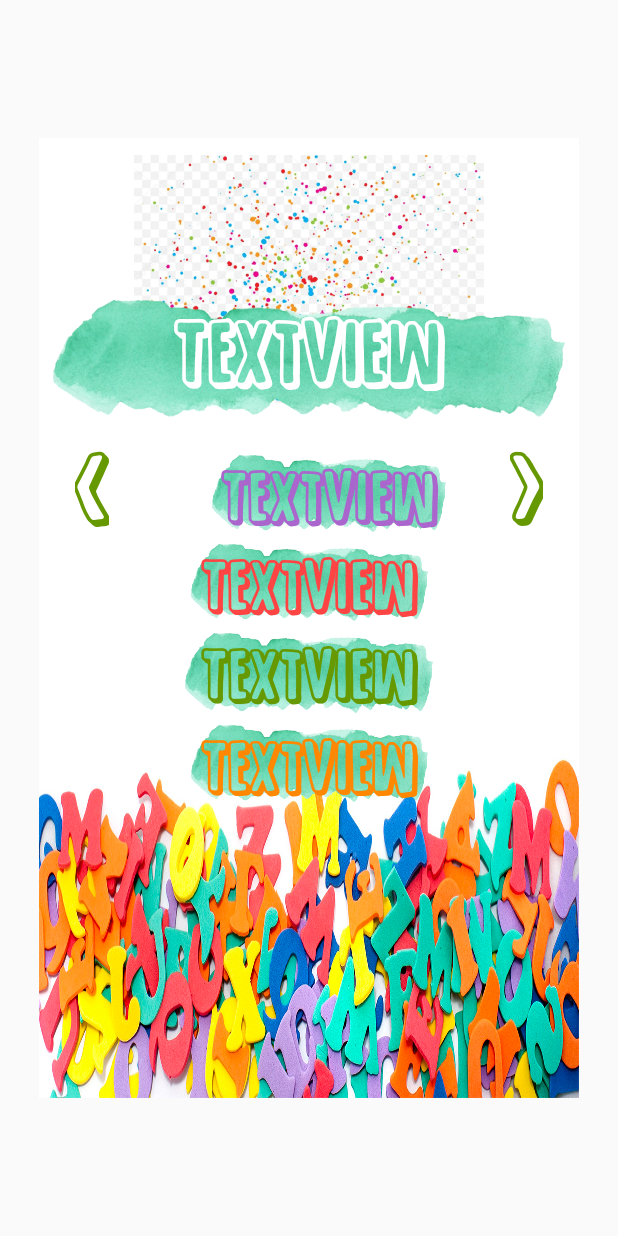
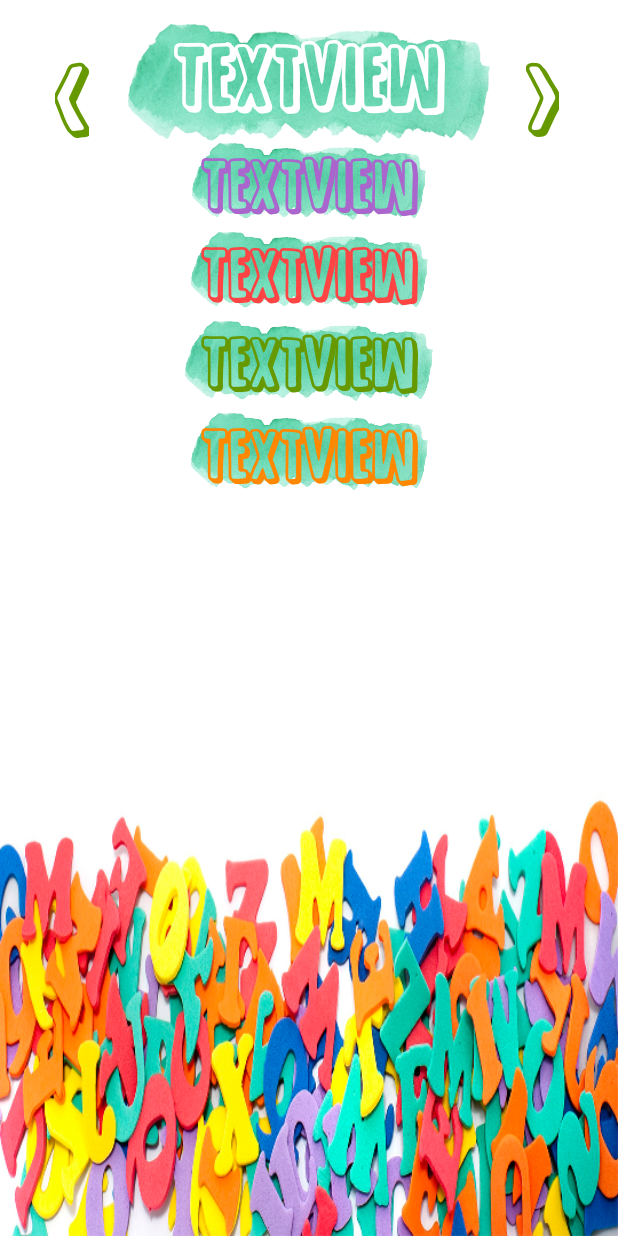
Before and after one commit to VSassi/ABC-Appen, an Android app: the layout activity_statistics.xml on its own in the app's theme, with its tools: preview values and no code run, on a phone screen of 412 x 824 dp. Run offline under Robolectric (Android 15) with nearby library versions, the phone set to English and light mode, and no system bars; Roboto replaces fonts that are not available here.

Commit message:
fix statistic layout

```diff
--- a/app/src/main/res/layout-land/activity_statistics.xml
+++ /dev/null
@@ -1,134 +0,0 @@
-<?xml version="1.0" encoding="utf-8"?>
-<android.support.constraint.ConstraintLayout xmlns:android="http://schemas.android.com/apk/res/android"
-    xmlns:app="http://schemas.android.com/apk/res-auto"
-    xmlns:tools="http://schemas.android.com/tools"
-    android:layout_width="match_parent"
-    android:layout_height="match_parent"
-    android:background="@drawable/background_2"
-    tools:context="com.android.project.abcappen.activities.StatisticsActivity"
-    tools:layout_editor_absoluteY="25dp">
-
-    <TextView
-        android:id="@+id/tv_previous2"
-        android:layout_width="wrap_content"
-        android:layout_height="wrap_content"
-        android:layout_marginEnd="23dp"
-        android:layout_marginTop="16dp"
-        android:background="@android:color/transparent"
-        android:fontFamily="@font/sugarpunch"
-        android:lineSpacingExtra="8sp"
-        android:onClick="previousLetterStats"
-        android:shadowRadius="10"
-        android:text="@string/previous_letter_stats"
-        android:textColor="@android:color/holo_green_dark"
-        android:textSize="48sp"
-        app:layout_constraintEnd_toStartOf="@+id/tv_name"
-        app:layout_constraintTop_toTopOf="parent" />
-
-    <TextView
-        android:id="@+id/tv_next2"
-        android:layout_width="wrap_content"
-        android:layout_height="wrap_content"
-        android:layout_marginStart="24dp"
-        android:layout_marginTop="16dp"
-        android:background="@android:color/transparent"
-        android:fontFamily="@font/sugarpunch"
-        android:lineSpacingExtra="8sp"
-        android:onClick="nextLetterStats"
-        android:shadowRadius="10"
-        android:text="@string/next_letter_stats"
-        android:textColor="@android:color/holo_green_dark"
-        android:textSize="48sp"
-        app:layout_constraintStart_toEndOf="@+id/tv_name"
-        app:layout_constraintTop_toTopOf="parent" />
-
-    <TextView
-        android:id="@+id/tv_name"
-        android:layout_width="wrap_content"
-        android:layout_height="79dp"
-        android:layout_marginTop="4dp"
-        android:background="@drawable/buttonbg"
-        android:fontFamily="@font/sugarpunch"
-        android:lineSpacingExtra="8sp"
-        android:shadowRadius="10"
-        android:text="TextView"
-        android:textAlignment="center"
-        android:textColor="@android:color/white"
-        android:textSize="45sp"
-        app:layout_constraintEnd_toEndOf="parent"
-        app:layout_constraintStart_toStartOf="parent"
-        app:layout_constraintTop_toTopOf="parent" />
-
-    <TextView
-        android:id="@+id/tv_letter"
-        android:layout_width="156dp"
-        android:layout_height="51dp"
-        android:layout_marginTop="24dp"
-        android:background="@drawable/buttonbg"
-        android:fontFamily="@font/sugarpunch"
-        android:lineSpacingExtra="8sp"
-        android:shadowRadius="10"
-        android:text="TextView"
-        android:textAlignment="center"
-        android:textColor="@android:color/holo_purple"
-        android:textSize="36sp"
-        app:layout_constraintEnd_toEndOf="@+id/tv_name"
-        app:layout_constraintStart_toStartOf="@+id/tv_name"
-        app:layout_constraintTop_toBottomOf="@+id/tv_name" />
-
-    <TextView
-        android:id="@+id/tv_times_completed"
-        android:layout_width="158dp"
-        android:layout_height="51dp"
-        android:layout_marginTop="8dp"
-        android:background="@drawable/buttonbg"
-        android:fontFamily="@font/sugarpunch"
-        android:lineSpacingExtra="8sp"
-        android:shadowRadius="10"
-        android:text="TextView"
-        android:textAlignment="center"
-        android:textColor="@android:color/holo_red_light"
-        android:textSize="36sp"
-        app:layout_constraintEnd_toEndOf="parent"
-        app:layout_constraintStart_toStartOf="parent"
-        app:layout_constraintTop_toBottomOf="@+id/tv_letter" />
-
-    <TextView
-        android:id="@+id/tv_completion_time"
-        android:layout_width="165dp"
-        android:layout_height="53dp"
-        android:layout_marginBottom="57dp"
-        android:layout_marginTop="59dp"
-        android:background="@drawable/buttonbg"
-        android:fontFamily="@font/sugarpunch"
-        android:lineSpacingExtra="8sp"
-        android:shadowRadius="10"
-        android:text="TextView"
-        android:textAlignment="center"
-        android:textColor="@android:color/holo_green_dark"
-        android:textSize="36sp"
-        app:layout_constraintBottom_toBottomOf="parent"
-        app:layout_constraintEnd_toEndOf="parent"
-        app:layout_constraintStart_toStartOf="parent"
-        app:layout_constraintTop_toTopOf="@+id/tv_times_completed" />
-
-    <TextView
-        android:id="@+id/tv_accuracy"
-        android:layout_width="158dp"
-        android:layout_height="0dp"
-        android:layout_marginTop="8dp"
-        android:background="@drawable/buttonbg"
-        android:fontFamily="@font/sugarpunch"
-        android:lineSpacingExtra="8sp"
-        android:shadowRadius="10"
-        android:text="TextView"
-        android:textAlignment="center"
-        android:textColor="@android:color/holo_orange_dark"
-        android:textSize="36sp"
-        app:layout_constraintBottom_toBottomOf="parent"
-        app:layout_constraintEnd_toEndOf="parent"
-        app:layout_constraintStart_toStartOf="parent"
-        app:layout_constraintTop_toBottomOf="@+id/tv_completion_time" />
-
-
-</android.support.constraint.ConstraintLayout>
--- a/app/src/main/res/layout/activity_statistics.xml
+++ b/app/src/main/res/layout/activity_statistics.xml
@@ -4,25 +4,16 @@
     xmlns:tools="http://schemas.android.com/tools"
     android:layout_width="match_parent"
     android:layout_height="match_parent"
+    android:background="@drawable/background_2"
     tools:context="com.android.project.abcappen.activities.StatisticsActivity">
-
-    <include
-        android:id="@+id/include2"
-        layout="@layout/base_layout"
-        android:layout_width="wrap_content"
-        android:layout_height="wrap_content"
-        app:layout_constraintBottom_toBottomOf="parent"
-        app:layout_constraintEnd_toEndOf="parent"
-        app:layout_constraintStart_toStartOf="parent"
-        app:layout_constraintTop_toTopOf="parent" />
 
     <TextView
         android:id="@+id/tv_name"
-        android:layout_width="wrap_content"
+        android:layout_width="241dp"
         android:layout_height="79dp"
         android:layout_marginEnd="8dp"
         android:layout_marginStart="8dp"
-        android:layout_marginTop="200dp"
+        android:layout_marginTop="16dp"
         android:background="@drawable/buttonbg"
         android:fontFamily="@font/sugarpunch"
         android:lineSpacingExtra="8sp"
@@ -32,6 +23,7 @@
         android:textColor="@android:color/white"
         android:textSize="45sp"
         app:layout_constraintEnd_toEndOf="parent"
+        app:layout_constraintHorizontal_bias="0.502"
         app:layout_constraintStart_toStartOf="parent"
         app:layout_constraintTop_toTopOf="parent" />
 
@@ -39,9 +31,8 @@
         android:id="@+id/tv_letter"
         android:layout_width="156dp"
         android:layout_height="51dp"
-        android:layout_marginEnd="70dp"
-        android:layout_marginStart="70dp"
-        android:layout_marginTop="24dp"
+        android:layout_marginEnd="8dp"
+        android:layout_marginStart="8dp"
         android:background="@drawable/buttonbg"
         android:fontFamily="@font/sugarpunch"
         android:lineSpacingExtra="8sp"
@@ -51,7 +42,7 @@
         android:textColor="@android:color/holo_purple"
         android:textSize="36sp"
         app:layout_constraintEnd_toEndOf="parent"
-        app:layout_constraintStart_toStartOf="@+id/include2"
+        app:layout_constraintStart_toStartOf="parent"
         app:layout_constraintTop_toBottomOf="@+id/tv_name" />
 
     <TextView
@@ -117,7 +108,8 @@
         android:id="@+id/tv_previous"
         android:layout_width="wrap_content"
         android:layout_height="wrap_content"
-        android:layout_marginStart="24dp"
+        android:layout_marginEnd="26dp"
+        android:layout_marginTop="30dp"
         android:background="@android:color/transparent"
         android:fontFamily="@font/sugarpunch"
         android:lineSpacingExtra="8sp"
@@ -126,14 +118,15 @@
         android:text="@string/previous_letter_stats"
         android:textColor="@android:color/holo_green_dark"
         android:textSize="48sp"
-        app:layout_constraintBaseline_toBaselineOf="@+id/tv_letter"
-        app:layout_constraintStart_toStartOf="@+id/include2" />
+        app:layout_constraintEnd_toStartOf="@+id/tv_name"
+        app:layout_constraintTop_toTopOf="parent" />
 
     <TextView
         android:id="@+id/tv_next"
         android:layout_width="wrap_content"
         android:layout_height="wrap_content"
-        android:layout_marginEnd="24dp"
+        android:layout_marginStart="24dp"
+        android:layout_marginTop="30dp"
         android:background="@android:color/transparent"
         android:fontFamily="@font/sugarpunch"
         android:lineSpacingExtra="8sp"
@@ -142,9 +135,8 @@
         android:text="@string/next_letter_stats"
         android:textColor="@android:color/holo_green_dark"
         android:textSize="48sp"
-        app:layout_constraintEnd_toEndOf="@+id/include2"
-        app:layout_constraintBaseline_toBaselineOf="@id/tv_letter"
-        tools:layout_editor_absoluteY="256dp" />
+        app:layout_constraintStart_toEndOf="@+id/tv_name"
+        app:layout_constraintTop_toTopOf="parent" />
 
 
 </android.support.constraint.ConstraintLayout>
```
